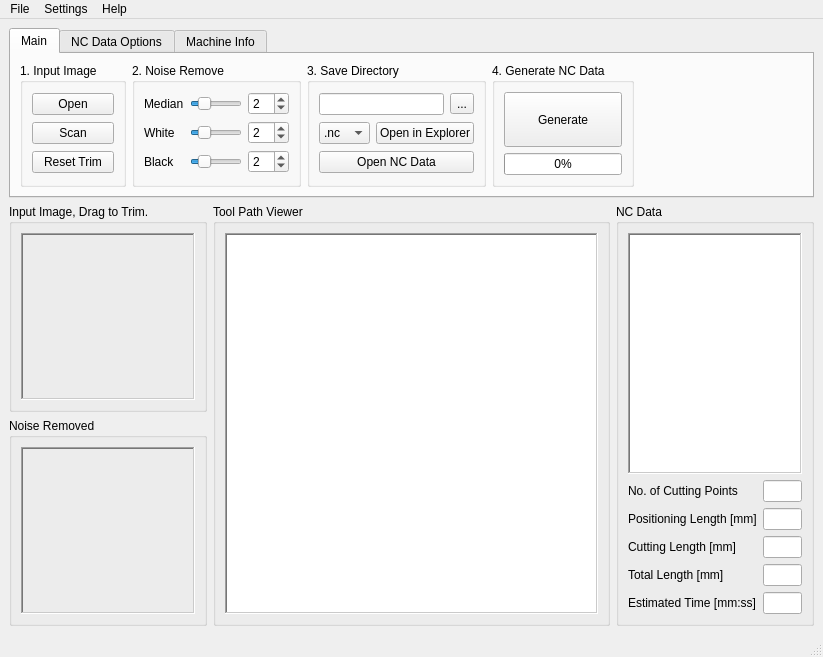
Before: the Qt Designer form mainwindow.ui in okmtkn/Pic2NC, drawn with Qt 5.
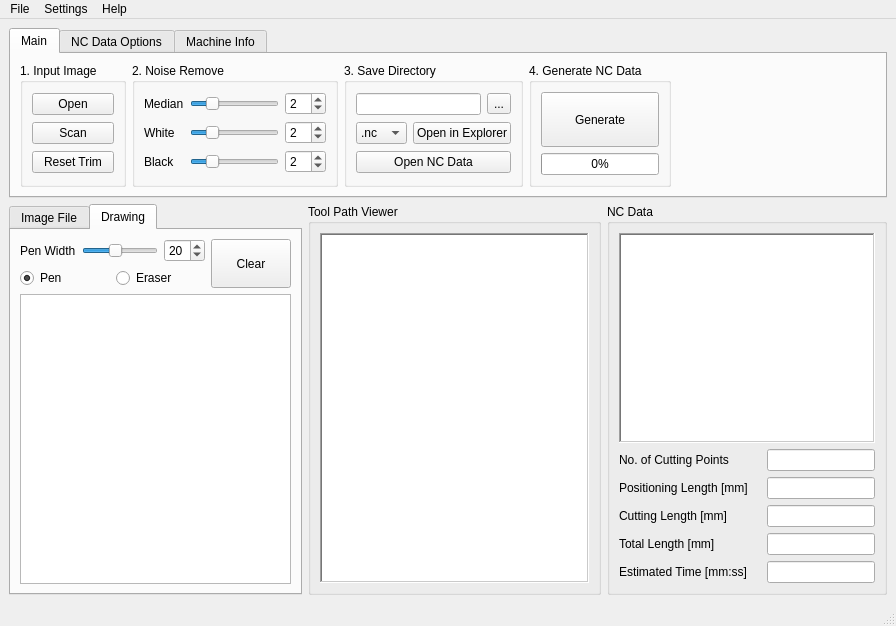
After: the same form once the commit is applied. The open tabs and pages were chosen to show the change.

Patch:
```diff
--- a/mainwindow.ui
+++ b/mainwindow.ui
@@ -6,8 +6,8 @@
    <rect>
     <x>0</x>
     <y>0</y>
-    <width>823</width>
-    <height>657</height>
+    <width>896</width>
+    <height>626</height>
    </rect>
   </property>
   <property name="sizePolicy">
@@ -836,8 +836,16 @@
      </widget>
     </item>
     <item>
-     <layout class="QHBoxLayout" name="horizontalLayout_3" stretch="1,2,1">
+     <layout class="QHBoxLayout" name="horizontalLayout_3" stretch="1,1,0">
       <item>
+       <widget class="QTabWidget" name="tabWidgetImageDrawing">
+        <property name="currentIndex">
+         <number>0</number>
+        </property>
+        <widget class="QWidget" name="tab_2">
+         <attribute name="title">
+          <string>Image File</string>
+         </attribute>
        <layout class="QVBoxLayout" name="verticalLayout_7">
         <item>
          <widget class="QGroupBox" name="groupBoxInputImage">
@@ -929,6 +937,100 @@
          </widget>
         </item>
        </layout>
+        </widget>
+        <widget class="QWidget" name="tab_3">
+         <attribute name="title">
+          <string>Drawing</string>
+         </attribute>
+         <layout class="QVBoxLayout" name="verticalLayout_12" stretch="0,1">
+          <item>
+           <layout class="QHBoxLayout" name="horizontalLayout_9" stretch="1,0">
+            <item>
+             <layout class="QVBoxLayout" name="verticalLayout_11">
+              <item>
+               <layout class="QHBoxLayout" name="horizontalLayout_7">
+                <item>
+                 <widget class="QLabel" name="label_10">
+                  <property name="text">
+                   <string>Pen Width</string>
+                  </property>
+                 </widget>
+                </item>
+                <item>
+                 <widget class="QSlider" name="horizontalSlider">
+                  <property name="minimum">
+                   <number>5</number>
+                  </property>
+                  <property name="maximum">
+                   <number>40</number>
+                  </property>
+                  <property name="value">
+                   <number>20</number>
+                  </property>
+                  <property name="orientation">
+                   <enum>Qt::Horizontal</enum>
+                  </property>
+                 </widget>
+                </item>
+                <item>
+                 <widget class="QSpinBox" name="spinBox">
+                  <property name="minimum">
+                   <number>5</number>
+                  </property>
+                  <property name="maximum">
+                   <number>40</number>
+                  </property>
+                  <property name="value">
+                   <number>20</number>
+                  </property>
+                 </widget>
+                </item>
+               </layout>
+              </item>
+              <item>
+               <layout class="QHBoxLayout" name="horizontalLayout_8">
+                <item>
+                 <widget class="QRadioButton" name="radioButton">
+                  <property name="text">
+                   <string>Pen</string>
+                  </property>
+                  <property name="checked">
+                   <bool>true</bool>
+                  </property>
+                 </widget>
+                </item>
+                <item>
+                 <widget class="QRadioButton" name="radioButton_2">
+                  <property name="text">
+                   <string>Eraser</string>
+                  </property>
+                 </widget>
+                </item>
+               </layout>
+              </item>
+             </layout>
+            </item>
+            <item>
+             <widget class="QPushButton" name="pushButtonClear">
+              <property name="sizePolicy">
+               <sizepolicy hsizetype="Expanding" vsizetype="Expanding">
+                <horstretch>0</horstretch>
+                <verstretch>0</verstretch>
+               </sizepolicy>
+              </property>
+              <property name="text">
+               <string>Clear</string>
+              </property>
+             </widget>
+            </item>
+           </layout>
+          </item>
+          <item>
+           <widget class="QGraphicsView" name="graphicsViewDrawing"/>
+          </item>
+         </layout>
+        </widget>
+       </widget>
       </item>
       <item>
        <widget class="QGroupBox" name="groupBoxContourDetection">
@@ -978,7 +1080,7 @@
           </widget>
          </item>
          <item>
-          <layout class="QGridLayout" name="gridLayout_6">
+          <layout class="QGridLayout" name="gridLayout_6" columnstretch="1,0">
            <item row="0" column="0">
             <widget class="QLabel" name="label_22">
              <property name="text">
@@ -1063,7 +1165,7 @@
     <rect>
      <x>0</x>
      <y>0</y>
-     <width>823</width>
+     <width>896</width>
      <height>21</height>
     </rect>
    </property>
```
Left out of the diff: 80 changed lines with no effect on the pictures. Lines whose indentation alone changed are shown as unchanged.
